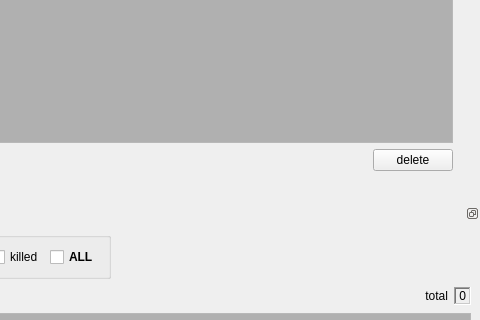
Above: rbhusUI/lib/rbhusListMod.ui from aumanimationstudios/rbhus before the change; both pictures show x 639 to 1119 and y 197 to 517 of the 1119 by 739 pixel window. Below: the same form after it.
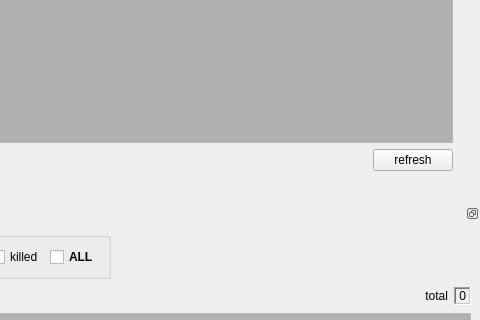
That is the form after the change.

The edit to the form file:
```diff
--- a/rbhusUI/lib/rbhusListMod.ui
+++ b/rbhusUI/lib/rbhusListMod.ui
@@ -9,7 +9,7 @@
    <rect>
     <x>0</x>
     <y>0</y>
-    <width>1116</width>
+    <width>1084</width>
     <height>707</height>
    </rect>
   </property>
@@ -455,7 +455,7 @@
                   <string>CHECK MORE THAN 100 TIMES IF POSSIBLE BEFORE DELETING !!</string>
                  </property>
                  <property name="text">
-                  <string>delete</string>
+                  <string>refresh</string>
                  </property>
                  <property name="flat">
                   <bool>false</bool>
```
Left out of the diff: 10 changed lines with no effect on the pictures.
